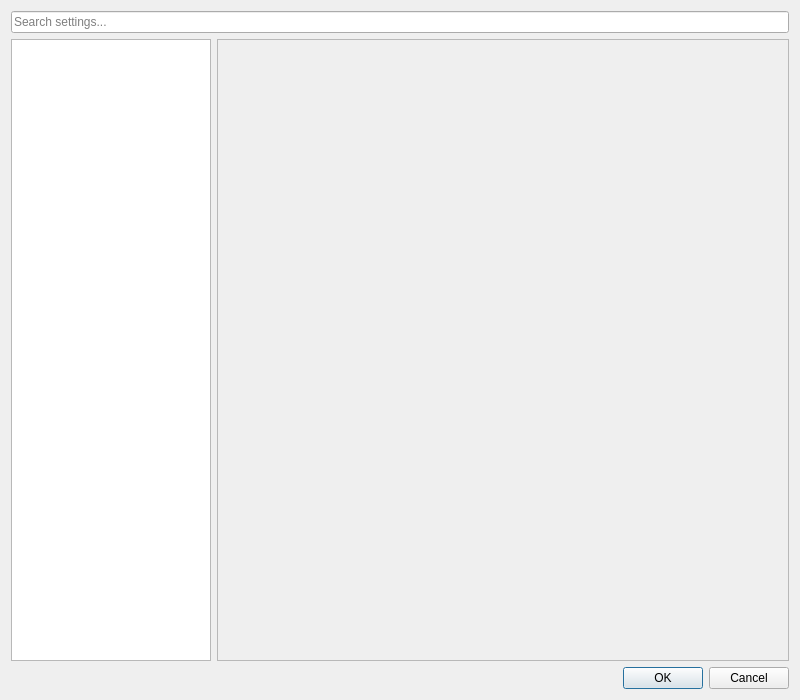
Before: the Qt Designer form src/preferences/configdialog.ui in nschimme/MMapper, drawn with Qt 5.
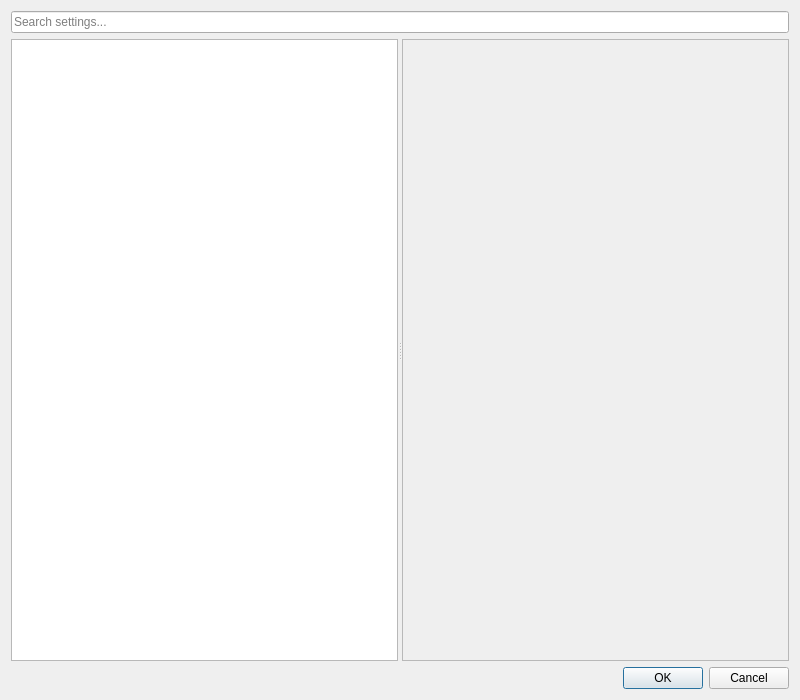
After: the same form once the commit is applied.

Commit message: Refine ConfigDialog: draggable splitter, bulleted results, and focus fix

```diff
--- a/src/preferences/configdialog.ui
+++ b/src/preferences/configdialog.ui
@@ -26,8 +26,10 @@
     </layout>
    </item>
    <item>
-    <layout class="QHBoxLayout" name="contentLayout">
-     <item>
+    <widget class="QSplitter" name="mainSplitter">
+     <property name="orientation">
+      <enum>Qt::Horizontal</enum>
+     </property>
       <widget class="QListWidget" name="contentsWidget">
        <property name="minimumSize">
         <size>
@@ -35,20 +37,15 @@
          <height>0</height>
         </size>
        </property>
-       <property name="maximumSize">
-        <size>
-         <width>200</width>
-         <height>16777215</height>
-        </size>
-       </property>
-      </widget>
-     </item>
-     <item>
+     </widget>
       <widget class="QStackedWidget" name="rightStack">
        <property name="currentIndex">
         <number>0</number>
        </property>
        <widget class="QScrollArea" name="pagesScrollArea">
+       <property name="horizontalScrollBarPolicy">
+        <enum>Qt::ScrollBarAlwaysOff</enum>
+       </property>
         <property name="widgetResizable">
          <bool>true</bool>
         </property>
@@ -111,8 +108,7 @@
         </layout>
        </widget>
       </widget>
-     </item>
-    </layout>
+    </widget>
    </item>
    <item>
     <widget class="QDialogButtonBox" name="buttonBox">
```
Lines whose indentation alone changed are shown as unchanged. The commit also changes 1 other file.
